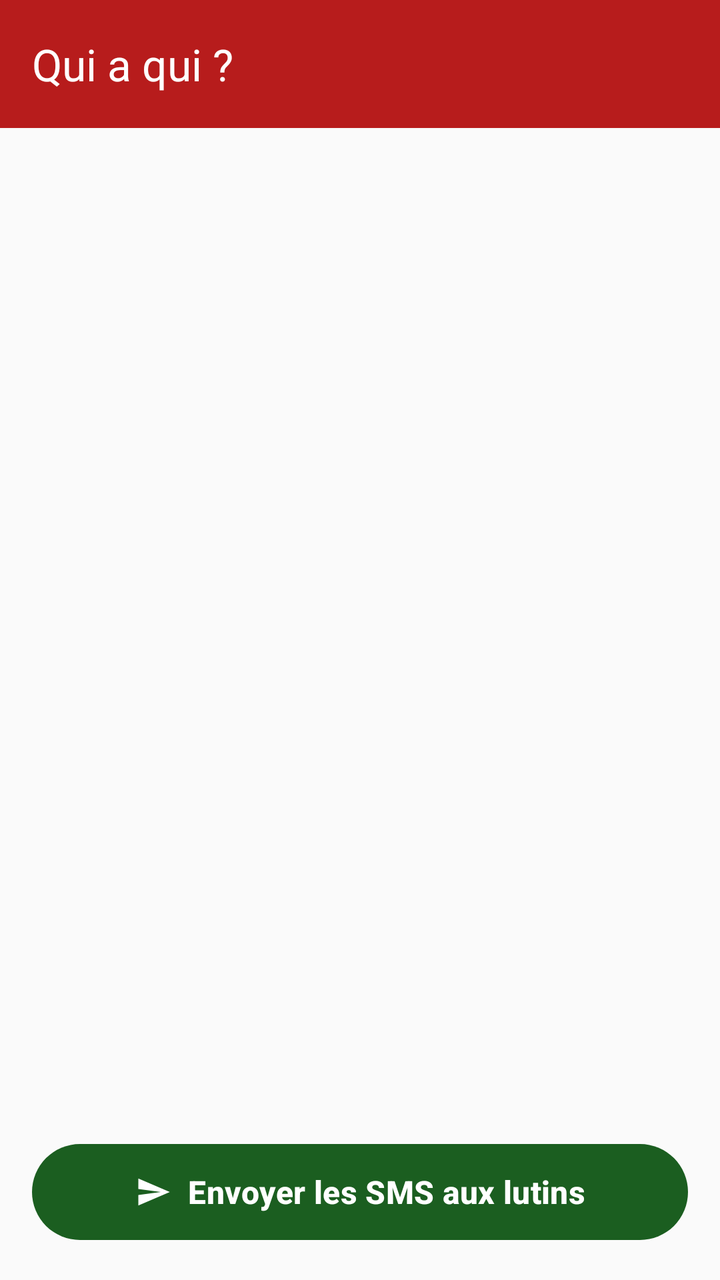
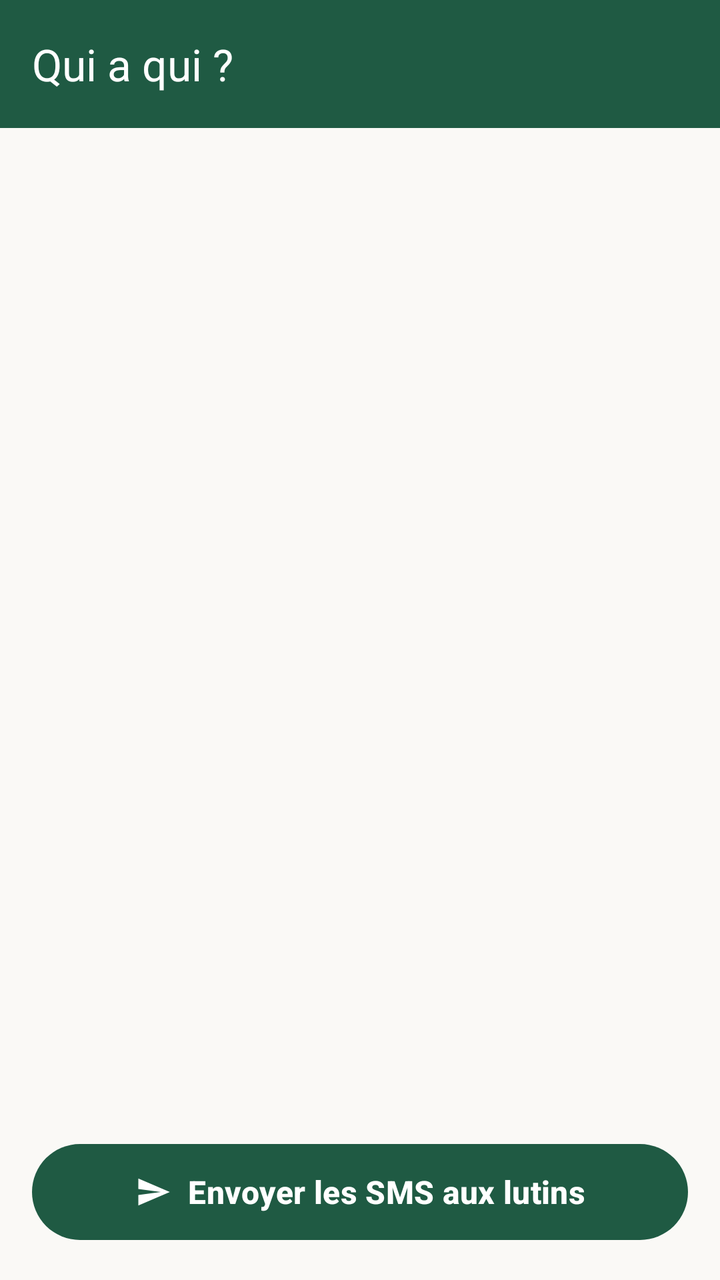

An Android layout rendered at two revisions. The XML below is the earlier revision; the diff shows what the commit changed to produce the second picture.
<!-- AndroidManifest.xml: application theme AppTheme -->
<!-- res/layout/activity_random.xml -->
<?xml version="1.0" encoding="utf-8"?>
<androidx.drawerlayout.widget.DrawerLayout xmlns:android="http://schemas.android.com/apk/res/android"
    xmlns:app="http://schemas.android.com/apk/res-auto"
    xmlns:tools="http://schemas.android.com/tools"
    android:id="@+id/drawer_layout"
    android:layout_width="match_parent"
    android:layout_height="match_parent"
    android:fitsSystemWindows="true"
    tools:openDrawer="start">

    <androidx.constraintlayout.widget.ConstraintLayout
        android:layout_width="match_parent"
        android:layout_height="match_parent"
        android:background="?android:attr/colorBackground">

        <com.google.android.material.appbar.MaterialToolbar
            android:id="@+id/toolbar"
            android:layout_width="0dp"
            android:layout_height="wrap_content"
            android:background="?attr/colorPrimary"
            android:elevation="4dp"
            android:minHeight="?attr/actionBarSize"
            app:titleTextColor="@android:color/white"
            app:title="Qui a qui ?"
            app:layout_constraintEnd_toEndOf="parent"
            app:layout_constraintStart_toStartOf="parent"
            app:layout_constraintTop_toTopOf="parent" />

        <ListView
            android:id="@+id/listeNomsAssocies"
            android:layout_width="0dp"
            android:layout_height="0dp"
            android:clipToPadding="false"
            android:divider="@null"
            android:dividerHeight="0dp"
            android:paddingHorizontal="12dp"
            android:paddingVertical="12dp"
            app:layout_constraintBottom_toTopOf="@+id/sms"
            app:layout_constraintEnd_toEndOf="parent"
            app:layout_constraintStart_toStartOf="parent"
            app:layout_constraintTop_toBottomOf="@+id/toolbar" />

        <com.google.android.material.button.MaterialButton
            android:id="@+id/sms"
            android:layout_width="0dp"
            android:layout_height="56dp"
            android:layout_margin="16dp"
            android:text="@string/send"
            android:textSize="16sp"
            android:textStyle="bold"
            app:icon="@drawable/ic_send_sms"
            app:iconGravity="textStart"
            app:cornerRadius="28dp"
            app:backgroundTint="?attr/colorSecondary"
            app:elevation="6dp"
            app:layout_constraintBottom_toBottomOf="parent"
            app:layout_constraintEnd_toEndOf="parent"
            app:layout_constraintStart_toStartOf="parent" />

    </androidx.constraintlayout.widget.ConstraintLayout>

    <com.google.android.material.navigation.NavigationView
        android:id="@+id/nav_view"
        android:layout_width="wrap_content"
        android:layout_height="match_parent"
        android:layout_gravity="start"
        app:headerLayout="@layout/nav_header"
        app:menu="@menu/drawer_menu" />

</androidx.drawerlayout.widget.DrawerLayout>
<!-- res/layout/nav_header.xml (included above) -->
<?xml version="1.0" encoding="utf-8"?>
<LinearLayout xmlns:android="http://schemas.android.com/apk/res/android"
    xmlns:app="http://schemas.android.com/apk/res-auto"
    android:layout_width="match_parent"
    android:layout_height="176dp"
    android:background="@drawable/bg_nav_header"
    android:gravity="bottom"
    android:orientation="vertical"
    android:padding="20dp">

    <ImageView
        android:layout_width="48dp"
        android:layout_height="48dp"
        android:layout_marginBottom="12dp"
        android:contentDescription="@string/app_name"
        android:src="@drawable/ic_gift"
        app:tint="@android:color/white" />

    <TextView
        android:layout_width="match_parent"
        android:layout_height="wrap_content"
        android:text="@string/app_name"
        android:textColor="@android:color/white"
        android:textSize="20sp"
        android:textStyle="bold" />

    <TextView
        android:layout_width="match_parent"
        android:layout_height="wrap_content"
        android:text="Père Noël Secret"
        android:textColor="#FFCDD2"
        android:textSize="14sp" />

</LinearLayout>
<!-- resources referenced by this layout -->
<resources>
  <!-- drawable bg_nav_header (drawable) -->
  <?xml version="1.0" encoding="utf-8"?>
  <shape xmlns:android="http://schemas.android.com/apk/res/android">
      <gradient
          android:angle="135"
          android:endColor="#8C0000"
          android:startColor="#B71C1C" />
  </shape>
  <!-- drawable ic_send_sms (drawable) -->
  <vector xmlns:android="http://schemas.android.com/apk/res/android"
      android:width="24dp"
      android:height="24dp"
      android:viewportWidth="24"
      android:viewportHeight="24">
      <path
          android:fillColor="#FFFFFFFF"
          android:pathData="M2.01,21L23,12,2.01,3,2,10l15,2-15,2z" />
  </vector>
  <string name="app_name">Random Noël</string>
  <string name="send">Envoyer les SMS aux lutins</string>
  <style name="AppTheme" parent="Theme.Material3.DayNight.NoActionBar">
          
          <item name="colorPrimary">@color/colorPrimary</item>
          <item name="colorPrimaryDark">@color/colorPrimaryDark</item>
          <item name="colorAccent">@color/colorAccent</item>
          <item name="colorSecondary">@color/colorSecondary</item>
          <item name="android:colorBackground">@color/colorBackground</item>
          <item name="windowActionBar">false</item>
          <item name="windowNoTitle">true</item>
      </style>
  <color name="colorPrimary">#B71C1C</color>
  <color name="colorPrimaryDark">#8C0000</color>
  <color name="colorAccent">#2E7D32</color>
  <color name="colorSecondary">#1B5E20</color>
  <color name="colorBackground">#FAFAFA</color>
  <!-- unchanged entries left out for length: 1 -->
</resources>

<!-- the commit's change to res/layout/activity_random.xml (unified diff, before → after) -->
@@ -46,12 +46,14 @@
             android:layout_height="56dp"
             android:layout_margin="16dp"
             android:text="@string/send"
+            android:textColor="?attr/colorOnPrimary"
             android:textSize="16sp"
             android:textStyle="bold"
             app:icon="@drawable/ic_send_sms"
             app:iconGravity="textStart"
+            app:iconTint="?attr/colorOnPrimary"
             app:cornerRadius="28dp"
-            app:backgroundTint="?attr/colorSecondary"
+            app:backgroundTint="?attr/colorPrimary"
             app:elevation="6dp"
             app:layout_constraintBottom_toBottomOf="parent"
             app:layout_constraintEnd_toEndOf="parent"
@@ -64,7 +66,10 @@
         android:layout_width="wrap_content"
         android:layout_height="match_parent"
         android:layout_gravity="start"
+        android:background="@color/colorBackground"
         app:headerLayout="@layout/nav_header"
+        app:itemIconTint="@color/colorPrimary"
+        app:itemTextColor="@color/colorOnSurface"
         app:menu="@menu/drawer_menu" />
 
 </androidx.drawerlayout.widget.DrawerLayout>
@@ -99,7 +104,7 @@
         android:layout_width="match_parent"
         android:layout_height="wrap_content"
         android:text="Père Noël Secret"
-        android:textColor="#FFCDD2"
+        android:textColor="@color/christmas_green_light"
         android:textSize="14sp" />
 
 </LinearLayout>
<!-- resource entries referenced after the edit -->
@@ -1,12 +1,13 @@
 <!-- resources referenced by this layout -->
 <resources>
+  <color name="christmas_green_light">#D8ECDD</color>
   <!-- drawable bg_nav_header (drawable) -->
   <?xml version="1.0" encoding="utf-8"?>
   <shape xmlns:android="http://schemas.android.com/apk/res/android">
       <gradient
           android:angle="135"
-          android:endColor="#8C0000"
-          android:startColor="#B71C1C" />
+          android:endColor="@color/colorPrimaryDark"
+          android:startColor="@color/colorPrimary" />
   </shape>
   <!-- drawable ic_send_sms (drawable) -->
   <vector xmlns:android="http://schemas.android.com/apk/res/android"
@@ -21,20 +22,54 @@
   <string name="app_name">Random Noël</string>
   <string name="send">Envoyer les SMS aux lutins</string>
   <style name="AppTheme" parent="Theme.Material3.DayNight.NoActionBar">
-          
           <item name="colorPrimary">@color/colorPrimary</item>
+          <item name="colorOnPrimary">@color/colorOnPrimary</item>
+          <item name="colorPrimaryContainer">@color/colorPrimaryContainer</item>
+          <item name="colorOnPrimaryContainer">@color/colorOnPrimaryContainer</item>
           <item name="colorPrimaryDark">@color/colorPrimaryDark</item>
+  
+          <item name="colorSecondary">@color/colorSecondary</item>
+          <item name="colorOnSecondary">@color/colorOnSecondary</item>
+          <item name="colorSecondaryContainer">@color/colorSecondaryContainer</item>
+          <item name="colorOnSecondaryContainer">@color/colorOnSecondaryContainer</item>
           <item name="colorAccent">@color/colorAccent</item>
-          <item name="colorSecondary">@color/colorSecondary</item>
+  
+          <item name="colorSurface">@color/card_background</item>
+          <item name="colorOnSurface">@color/colorOnSurface</item>
+          <item name="colorSurfaceVariant">@color/colorSurfaceVariant</item>
+          <item name="colorOnSurfaceVariant">@color/colorOnSurfaceVariant</item>
+          <item name="colorOnBackground">@color/colorOnSurface</item>
+          <item name="colorOutline">@color/card_stroke</item>
+          <item name="colorError">@color/colorError</item>
+          <item name="colorOnError">@color/colorOnError</item>
+  
           <item name="android:colorBackground">@color/colorBackground</item>
+          <item name="android:windowBackground">@color/colorBackground</item>
+          <item name="android:statusBarColor">@color/colorPrimaryDark</item>
+          <item name="android:navigationBarColor">@color/colorBackground</item>
+          <item name="android:windowLightStatusBar">false</item>
+          <item name="android:windowLightNavigationBar">true</item>
           <item name="windowActionBar">false</item>
           <item name="windowNoTitle">true</item>
       </style>
-  <color name="colorPrimary">#B71C1C</color>
-  <color name="colorPrimaryDark">#8C0000</color>
-  <color name="colorAccent">#2E7D32</color>
-  <color name="colorSecondary">#1B5E20</color>
-  <color name="colorBackground">#FAFAFA</color>
+  <color name="colorPrimary">#1F5A43</color>
+  <color name="colorPrimaryDark">#153D2D</color>
+  <color name="colorOnPrimary">#FFFFFF</color>
+  <color name="colorPrimaryContainer">#D8ECDD</color>
+  <color name="colorOnPrimaryContainer">#173D2D</color>
+  <color name="colorAccent">#B58A42</color>
+  <color name="card_background">#FFFFFF</color>
+  <color name="colorSurfaceVariant">#F0F4EE</color>
+  <color name="colorOnSurfaceVariant">#58655D</color>
+  <color name="card_stroke">#D4D9D3</color>
+  <color name="colorError">#B3261E</color>
+  <color name="colorOnError">#FFFFFF</color>
+  <color name="colorSecondary">#8E3038</color>
+  <color name="colorOnSecondary">#FFFFFF</color>
+  <color name="colorSecondaryContainer">#F4DEE0</color>
+  <color name="colorOnSecondaryContainer">#542128</color>
+  <color name="colorBackground">#FAF9F6</color>
+  <color name="colorOnSurface">#1C2821</color>
   <!-- unchanged entries left out for length: 1 -->
 </resources>
 
